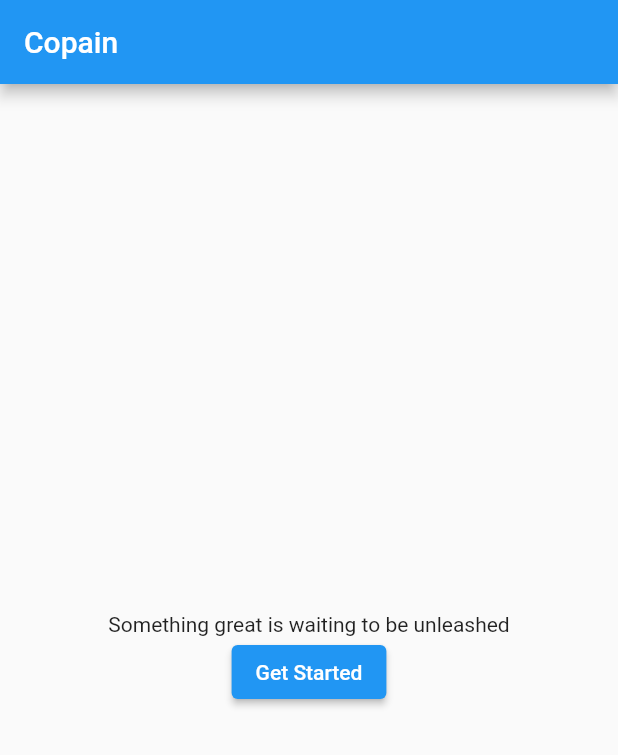
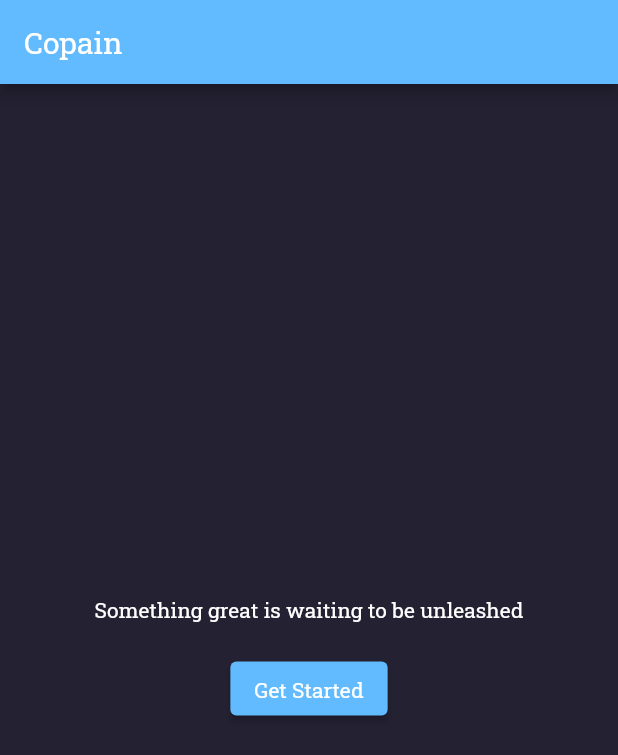
Before and after one commit to sambhavnoobcoder/chat-app, a Flutter app: the screen it shows after launch, on a phone screen of 412 x 824 dp. Shown: the top 755 px of the screen. Run offline on Flutter 3.47's test engine with Material 2 defaults, Android fonts, the phone set to English and light mode, and no system bars.

Commit message:
new fonts and color

```diff
--- a/lib/homepage.dart
+++ b/lib/homepage.dart
@@ -1,7 +1,5 @@
 import 'package:flutter/material.dart';
 import 'chats.dart' as chats;
-
-void main() => runApp(const HomePage());
 
 class HomePage extends StatelessWidget {
   const HomePage({super.key});
@@ -12,14 +10,32 @@ class HomePage extends StatelessWidget {
       debugShowCheckedModeBanner: false,
       home: Scaffold(
         appBar: AppBar(
-          title: const Text("Copain"),
+          title: const Text(
+            "Copain",
+            style: TextStyle(fontFamily: 'Roboto Slab'),
+          ),
+          // 0xFF61BBFE
+          // 0xFF4E00FE
+          backgroundColor: const Color(0xFF61BBFE),
         ),
+        backgroundColor: const Color(0xFF242132),
         body: Center(
           child: Column(
             mainAxisAlignment: MainAxisAlignment.center,
             children: [
-              const Text("Something great is waiting to be unleashed"),
+              const Text(
+                "Something great is waiting to be unleashed",
+                style:
+                    TextStyle(fontFamily: 'Roboto Slab', color: Colors.white),
+              ),
+              const SizedBox(
+                height: 20,
+              ),
               ElevatedButton(
+                style: ButtonStyle(
+                  backgroundColor: MaterialStateProperty.resolveWith(
+                      (states) => const Color(0xFF61BBFE)),
+                ),
                 onPressed: () {
                   Navigator.push(
                       context,
@@ -27,7 +43,10 @@ class HomePage extends StatelessWidget {
                         builder: (context) => const chats.ChatHome(),
                       ));
                 },
-                child: const Text("Get Started"),
+                child: const Text(
+                  "Get Started",
+                  style: TextStyle(fontFamily: 'Roboto Slab'),
+                ),
               ),
             ],
           ),
--- a/pubspec.yaml
+++ b/pubspec.yaml
@@ -78,7 +78,11 @@ flutter:
   # "family" key with the font family name, and a "fonts" key with a
   # list giving the asset and other descriptors for the font. For
   # example:
-  # fonts:
+  fonts:
+    - family: Roboto Slab
+      fonts:
+        - asset: assets/fonts/Roboto_Slab/static/RobotoSlab-Regular.ttf
+
   #   - family: Schyler
   #     fonts:
   #       - asset: fonts/Schyler-Regular.ttf
```
Also changed, not shown: assets/fonts/Roboto_Slab/LICENSE.txt (added), assets/fonts/Roboto_Slab/README.txt (added), assets/fonts/Roboto_Slab/RobotoSlab-VariableFont_wght.ttf (added), assets/fonts/Roboto_Slab/static/RobotoSlab-Black.ttf (added), assets/fonts/Roboto_Slab/static/RobotoSlab-Bold.ttf (added), assets/fonts/Roboto_Slab/static/RobotoSlab-ExtraBold.ttf (added), assets/fonts/Roboto_Slab/static/RobotoSlab-ExtraLight.ttf (added), assets/fonts/Roboto_Slab/static/RobotoSlab-Light.ttf (added), assets/fonts/Roboto_Slab/static/RobotoSlab-Medium.ttf (added), assets/fonts/Roboto_Slab/static/RobotoSlab-Regular.ttf (added), assets/fonts/Roboto_Slab/static/RobotoSlab-SemiBold.ttf (added), assets/fonts/Roboto_Slab/static/RobotoSlab-Thin.ttf (added).
